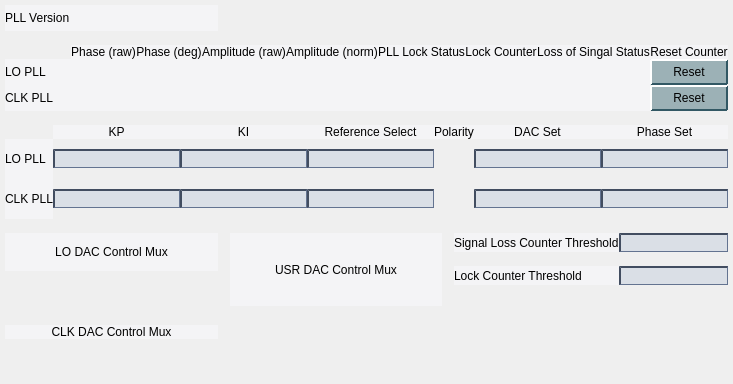
First picture: the form in new_look/pll.ui, repository cristinasewell/ATCA_PyDM_Screens, before the edit.
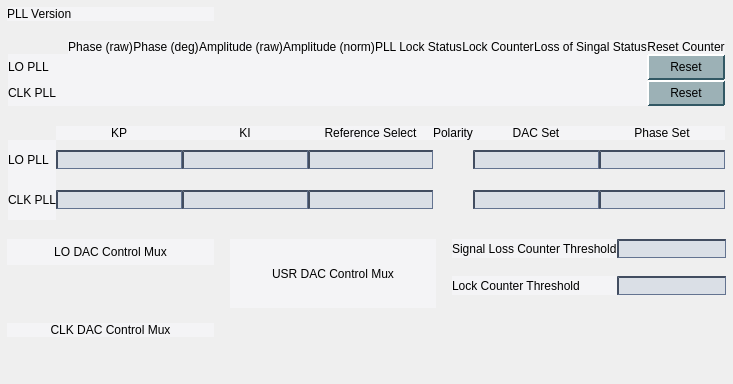
Second picture: the form after the edit. Custom widgets are drawn as their Qt base class.

Commit message: FIX-change enumButtons font size

```diff
--- a/new_look/pll.ui
+++ b/new_look/pll.ui
@@ -190,6 +190,18 @@
    </property>
    <item row="0" column="0">
     <layout class="QHBoxLayout" name="horizontalLayout_3">
+     <property name="leftMargin">
+      <number>2</number>
+     </property>
+     <property name="topMargin">
+      <number>2</number>
+     </property>
+     <property name="rightMargin">
+      <number>2</number>
+     </property>
+     <property name="bottomMargin">
+      <number>2</number>
+     </property>
      <item>
       <widget class="QLabel" name="label">
        <property name="text">
@@ -211,6 +223,18 @@
    </item>
    <item row="1" column="0" colspan="3">
     <layout class="QGridLayout" name="gridLayout">
+     <property name="leftMargin">
+      <number>3</number>
+     </property>
+     <property name="topMargin">
+      <number>3</number>
+     </property>
+     <property name="rightMargin">
+      <number>3</number>
+     </property>
+     <property name="bottomMargin">
+      <number>3</number>
+     </property>
      <item row="0" column="1">
       <widget class="QLabel" name="label_2">
        <property name="text">
@@ -410,7 +434,7 @@
         <string>Reset</string>
        </property>
        <property name="checkable">
-        <bool>true</bool>
+        <bool>false</bool>
        </property>
        <property name="channel" stdset="0">
         <string>ca://${DEVICE}:LO_LOCKCNTRESET</string>
@@ -536,7 +560,7 @@
         <string>Reset</string>
        </property>
        <property name="checkable">
-        <bool>true</bool>
+        <bool>false</bool>
        </property>
        <property name="channel" stdset="0">
         <string>ca://${DEVICE}:CLOCK_LOCKCNTRESET</string>
@@ -547,6 +571,18 @@
    </item>
    <item row="2" column="0" colspan="3">
     <layout class="QGridLayout" name="gridLayout_3">
+     <property name="leftMargin">
+      <number>3</number>
+     </property>
+     <property name="topMargin">
+      <number>3</number>
+     </property>
+     <property name="rightMargin">
+      <number>3</number>
+     </property>
+     <property name="bottomMargin">
+      <number>3</number>
+     </property>
      <item row="2" column="6">
       <widget class="PyDMLineEdit" name="PyDMLineEdit_9">
        <property name="toolTip">
@@ -584,6 +620,9 @@
        <property name="toolTip">
         <string/>
        </property>
+       <property name="styleSheet">
+        <string notr="true">QPushButton{font: 8px;}</string>
+       </property>
        <property name="channel" stdset="0">
         <string>ca://${DEVICE}:CLOCK_POL</string>
        </property>
@@ -759,6 +798,9 @@
        <property name="toolTip">
         <string/>
        </property>
+       <property name="styleSheet">
+        <string notr="true">QPushButton{font: 8px;}</string>
+       </property>
        <property name="channel" stdset="0">
         <string>ca://${DEVICE}:LO_POL</string>
        </property>
@@ -829,6 +871,18 @@
    </item>
    <item row="3" column="0" rowspan="3">
     <layout class="QVBoxLayout" name="verticalLayout">
+     <property name="leftMargin">
+      <number>2</number>
+     </property>
+     <property name="topMargin">
+      <number>2</number>
+     </property>
+     <property name="rightMargin">
+      <number>2</number>
+     </property>
+     <property name="bottomMargin">
+      <number>2</number>
+     </property>
      <item>
       <widget class="QLabel" name="label_22">
        <property name="text">
@@ -856,6 +910,9 @@
        <property name="toolTip">
         <string/>
        </property>
+       <property name="styleSheet">
+        <string notr="true">QPushButton{font: 8px;}</string>
+       </property>
        <property name="channel" stdset="0">
         <string>ca://${DEVICE}:LO_DACMUX</string>
        </property>
@@ -886,6 +943,18 @@
    </item>
    <item row="3" column="1" rowspan="4">
     <layout class="QVBoxLayout" name="verticalLayout_3">
+     <property name="leftMargin">
+      <number>2</number>
+     </property>
+     <property name="topMargin">
+      <number>2</number>
+     </property>
+     <property name="rightMargin">
+      <number>2</number>
+     </property>
+     <property name="bottomMargin">
+      <number>2</number>
+     </property>
      <item>
       <widget class="QLabel" name="label_24">
        <property name="text">
@@ -901,6 +970,9 @@
        <property name="toolTip">
         <string/>
        </property>
+       <property name="styleSheet">
+        <string notr="true">QPushButton{font: 8px;}</string>
+       </property>
        <property name="channel" stdset="0">
         <string>ca://${DEVICE}:USER_DACMUX</string>
        </property>
@@ -931,6 +1003,18 @@
    </item>
    <item row="3" column="2">
     <layout class="QHBoxLayout" name="horizontalLayout_2">
+     <property name="leftMargin">
+      <number>2</number>
+     </property>
+     <property name="topMargin">
+      <number>2</number>
+     </property>
+     <property name="rightMargin">
+      <number>2</number>
+     </property>
+     <property name="bottomMargin">
+      <number>2</number>
+     </property>
      <item>
       <widget class="QLabel" name="label_26">
        <property name="text">
@@ -958,6 +1042,18 @@
    </item>
    <item row="4" column="2">
     <layout class="QHBoxLayout" name="horizontalLayout">
+     <property name="leftMargin">
+      <number>2</number>
+     </property>
+     <property name="topMargin">
+      <number>2</number>
+     </property>
+     <property name="rightMargin">
+      <number>2</number>
+     </property>
+     <property name="bottomMargin">
+      <number>2</number>
+     </property>
      <item>
       <widget class="QLabel" name="label_25">
        <property name="text">
@@ -998,6 +1094,18 @@
    </item>
    <item row="6" column="0">
     <layout class="QVBoxLayout" name="verticalLayout_2">
+     <property name="leftMargin">
+      <number>2</number>
+     </property>
+     <property name="topMargin">
+      <number>2</number>
+     </property>
+     <property name="rightMargin">
+      <number>2</number>
+     </property>
+     <property name="bottomMargin">
+      <number>2</number>
+     </property>
      <item>
       <widget class="QLabel" name="label_23">
        <property name="text">
@@ -1025,6 +1133,9 @@
        <property name="toolTip">
         <string/>
        </property>
+       <property name="styleSheet">
+        <string notr="true">QPushButton{font: 8px;}</string>
+       </property>
        <property name="channel" stdset="0">
         <string>ca://${DEVICE}:CLOCK_DACMUX</string>
        </property>
```
Left out of the diff: 2 changed lines with no effect on the pictures.
